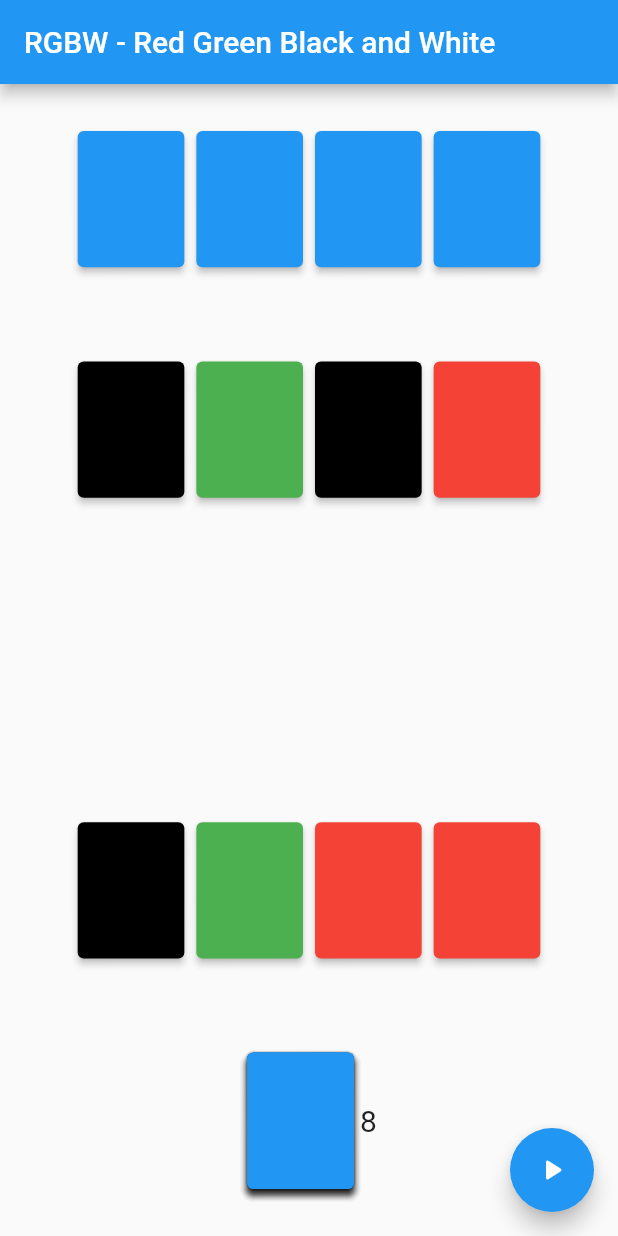
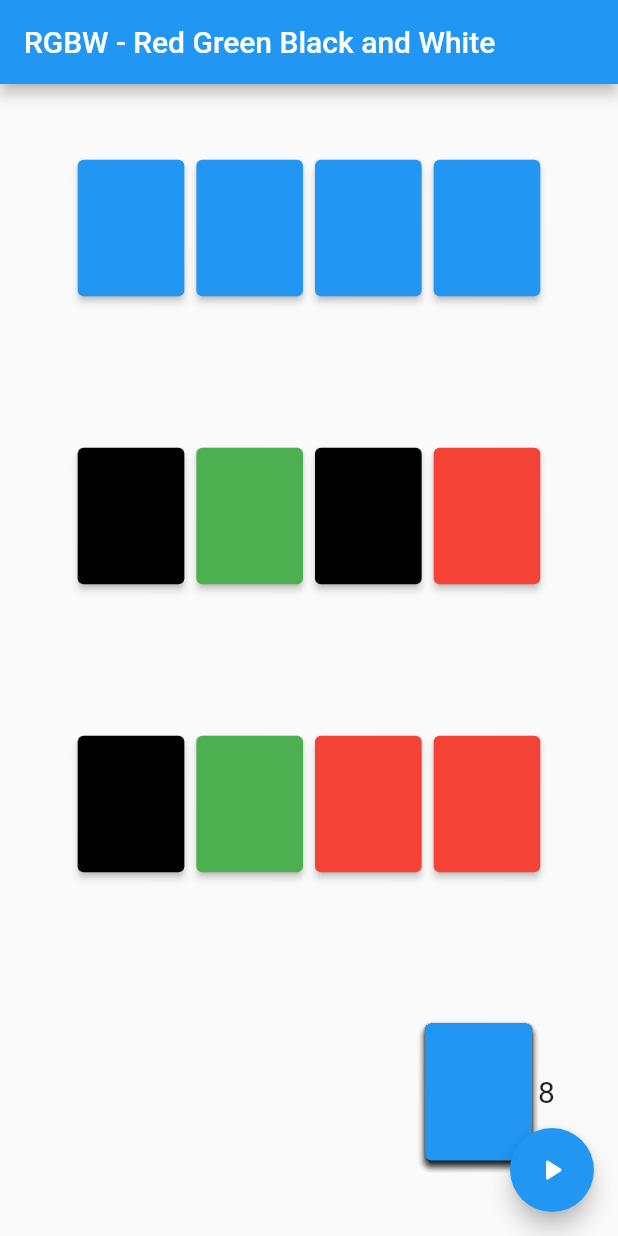
Before and after one commit to hasundue/RGBW, a Flutter app: the screen it shows after launch, after a tap on the "play arrow" icon, on a phone screen of 412 x 824 dp. Run offline on Flutter 3.47's test engine with Material 2 defaults, Android fonts, the phone set to English and light mode, and no system bars; our stand-ins replace flutter_riverpod, riverpod.

Commit message:
Move discards

```diff
--- a/lib/main.dart
+++ b/lib/main.dart
@@ -44,12 +44,16 @@ class Home extends ConsumerWidget {
           children: [
             Column(
               mainAxisAlignment: MainAxisAlignment.spaceAround,
+              children: [
+                const AliceCards(),
+                const FieldCards(),
+                const PlayerCards(),
+                Row (
                   children: const [
-                AliceCards(),
-                FieldCards(),
                     Discards(),
-                PlayerCards(),
                     DeckCards(),
+                  ],
+                ),
               ],
             ),
           ],
@@ -124,6 +128,7 @@ class PlayerCards extends ConsumerWidget {
       onAccept: (Color data) {
         ref.read(playerCardsProvider).add(data);
         ref.read(deckProvider.notifier).deal(1);
+        ref.read(gamePhaseProvider.notifier).state = GamePhase.discard;
       },
     );
   }
@@ -158,16 +163,6 @@ class PlayerCard extends ConsumerWidget {
       child: ColoredCard(color: color, size: deviceSize),
       feedback: ColoredCard(color: color, size: deviceSize),
       childWhenDragging: DummyCard(size: deviceSize),
-      onDraggableCanceled: (Velocity velocity, Offset offset) {
-        if (phase == GamePhase.discard && velocity != Velocity.zero && color != Colors.white) {
-          ref.read(playerCardsProvider.notifier).update((state) => state.removeCard(id));
-          ref.read(discardsProvider.notifier).update((state) => state.addCard(color));
-          ref.read(gamePhaseProvider.notifier).state = GamePhase.replace;
-        }
-      },
-      onDragCompleted: () {
-        ref.read(gamePhaseProvider.notifier).state = GamePhase.draw;
-      },
     );
   }
 }
@@ -224,9 +219,6 @@ class DeckCards extends ConsumerWidget {
                   child: ColoredCard(color: deck.last, size: deviceSize, facedown: true),
                   feedback: ColoredCard(color: deck.last, size: deviceSize, facedown: true),
                   childWhenDragging: DummyCard(size: deviceSize),
-                  onDragCompleted: () {
-                    ref.read(gamePhaseProvider.notifier).state = GamePhase.discard;
-                  },
                 ),
               if (phase != GamePhase.draw)
                 ColoredCard(color: deck.last, size: deviceSize, facedown: true),
@@ -250,6 +242,7 @@ class Discards extends ConsumerWidget {
   @override
   Widget build(BuildContext context, WidgetRef ref) {
     final Size deviceSize = MediaQuery.of(context).size;
+    final GamePhase phase = ref.watch(gamePhaseProvider);
 
     final List<Color> cards = ref.watch(discardsProvider);
 
@@ -262,26 +255,32 @@ class Discards extends ConsumerWidget {
         return Row(
           children: [
             for (var color in [red, green, black])
-              if (color.isNotEmpty)
               Row(
                 children: [
                   Stack(
                     children: [
+                      DummyCard(size: deviceSize),
                       for (var i = 0; i < color.length; i++)
                         ColoredCard(color: color[0], size: deviceSize),
                     ],
                   ),
+                  if (color.isNotEmpty)
                     Text(
                       color.length.toString(),
                       style: const TextStyle(fontSize: 20),
                     ),
                 ],
-                ),
-            if ([red, green, black].every((color) => color.isEmpty))
-              DummyCard(size: deviceSize),
+              ), // Row
           ],
-        );
+        ); // Row
+      }, // builder
+      onAccept: (Map data) {
+        if (phase == GamePhase.discard) {
+          ref.read(playerCardsProvider.notifier).update((state) => state.removeCard(data['id']));
+          ref.read(discardsProvider.notifier).update((state) => state.addCard(data['color']));
+          ref.read(gamePhaseProvider.notifier).state = GamePhase.replace;
+        }
       },
     ); // DragTarget
   } // Widget
-} // class
+}
```
Lines whose indentation alone changed are shown as unchanged.
